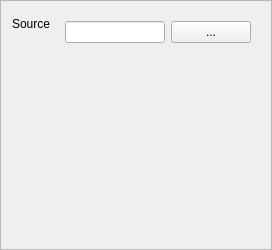
This is qteditor/QtEditor/script_widget.ui in nem0/LumixEngine as Qt 5 draws it before an edit. The edited form follows.
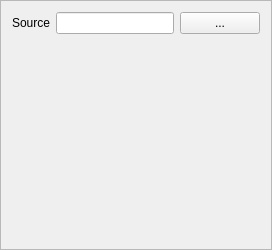
This is the edited form.

```diff
--- a/qteditor/QtEditor/script_widget.ui
+++ b/qteditor/QtEditor/script_widget.ui
@@ -33,6 +33,18 @@
    <item row="0" column="1">
     <widget class="QWidget" name="sourceWidget" native="true">
      <layout class="QHBoxLayout" name="horizontalLayout">
+      <property name="leftMargin">
+       <number>0</number>
+      </property>
+      <property name="topMargin">
+       <number>0</number>
+      </property>
+      <property name="rightMargin">
+       <number>0</number>
+      </property>
+      <property name="bottomMargin">
+       <number>0</number>
+      </property>
       <item>
        <widget class="QLineEdit" name="sourceEdit"/>
       </item>
```
